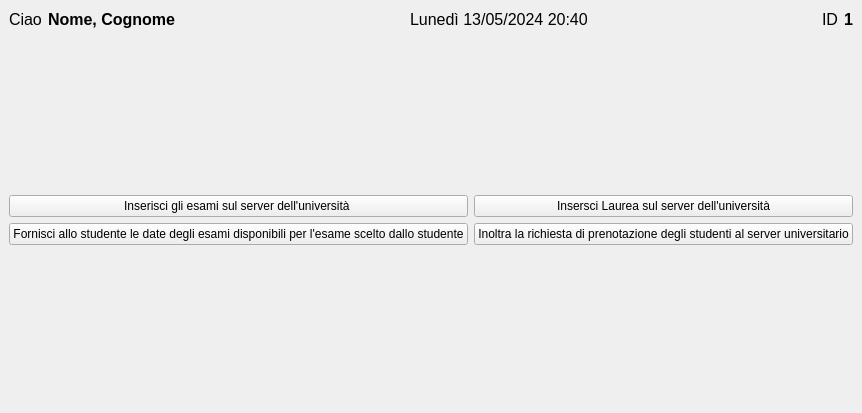
This is gui/segreteria_home_gui.ui in VikSn0w/StudiSync as Qt 5 draws it before an edit. The edited form follows.
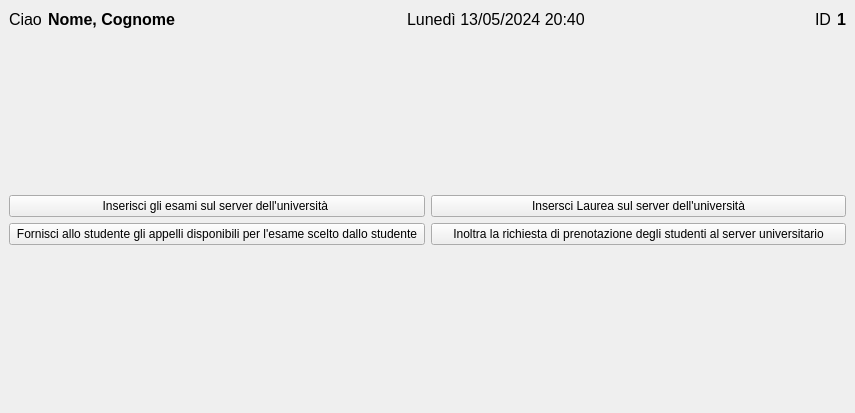
This is the edited form.

Commit message: Server si spegne in automatico quando finisce il main, Implementata parzialemnete la visualizzazione degli studente in queue per l' inoltro dell' esame sul server

Patch:
```diff
--- a/gui/segreteria_home_gui.ui
+++ b/gui/segreteria_home_gui.ui
@@ -6,7 +6,7 @@
    <rect>
     <x>0</x>
     <y>0</y>
-    <width>846</width>
+    <width>855</width>
     <height>413</height>
    </rect>
   </property>
@@ -108,7 +108,6 @@
          <font>
           <family>Segoe UI</family>
           <pointsize>12</pointsize>
-          <weight>75</weight>
           <bold>true</bold>
          </font>
         </property>
@@ -140,7 +139,7 @@
       <item row="2" column="0">
        <widget class="QPushButton" name="DateDiposnibiliEsami">
         <property name="text">
-         <string>Fornisci allo studente le date degli esami disponibili per l'esame scelto dallo studente</string>
+         <string>Fornisci allo studente gli appelli disponibili per l'esame scelto dallo studente</string>
         </property>
        </widget>
       </item>
```
Left out of the diff: 1 changed line with no effect on the pictures. The commit also changes 15 other files.
